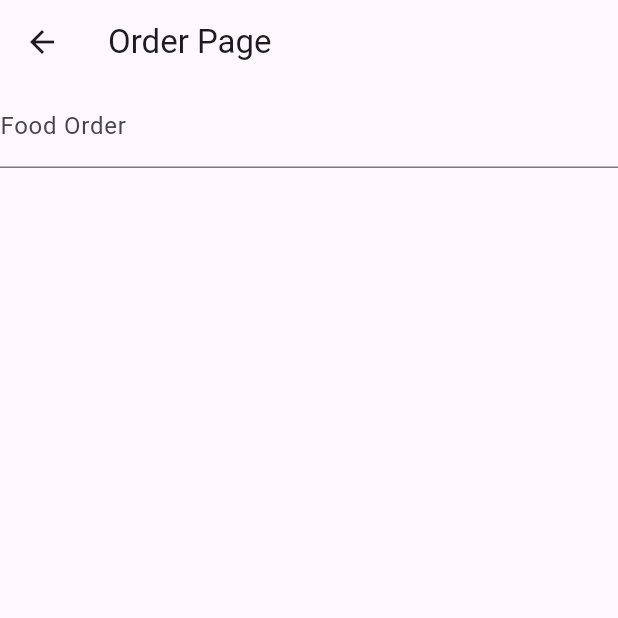
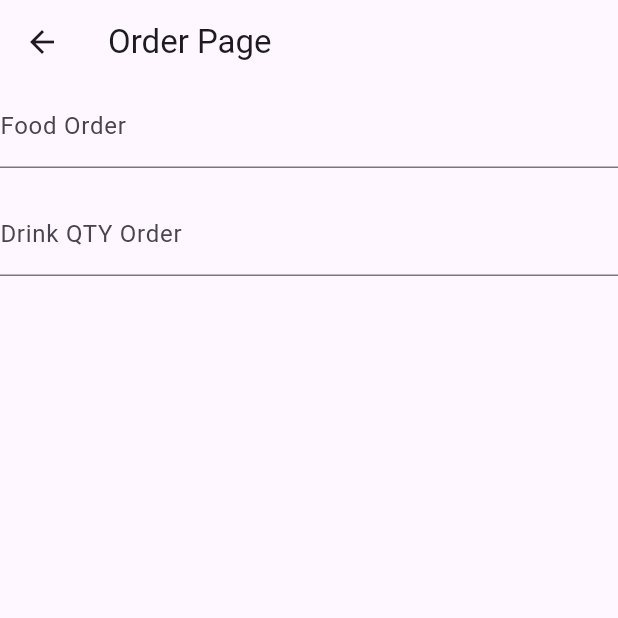
Before and after one commit to iamanggi/20220140123_act4, a Flutter app: the OrderPage screen opened directly, on a phone screen of 412 x 824 dp, the top half of it. Run offline on Flutter 3.47's test engine with Material 3 defaults, Android fonts, the phone set to English and light mode, and no system bars.

Commit message:
Tambah form input untuk pesanan minuman dengan validasi

```diff
--- a/lib/order_page.dart
+++ b/lib/order_page.dart
@@ -47,6 +47,17 @@
                 return null;
               },
             ),
+            TextFormField(
+              controller: jumlahMinumanController,
+              decoration: const InputDecoration(labelText: 'Drink QTY Order'),
+              validator: (value) {
+                if (value == null || value.isEmpty) {
+                  return 'Please enter the QTY of drink order';
+                }
+                return null;
+              },
+            ),
+
           ],
         ),
     ));
```
